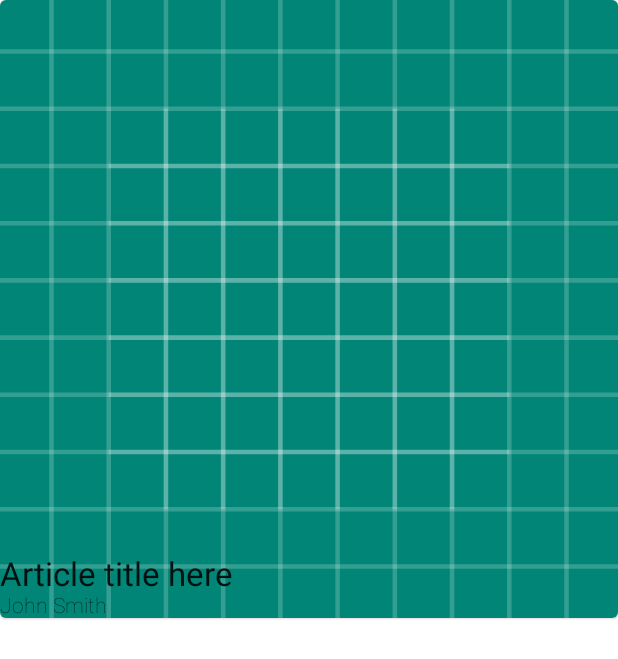
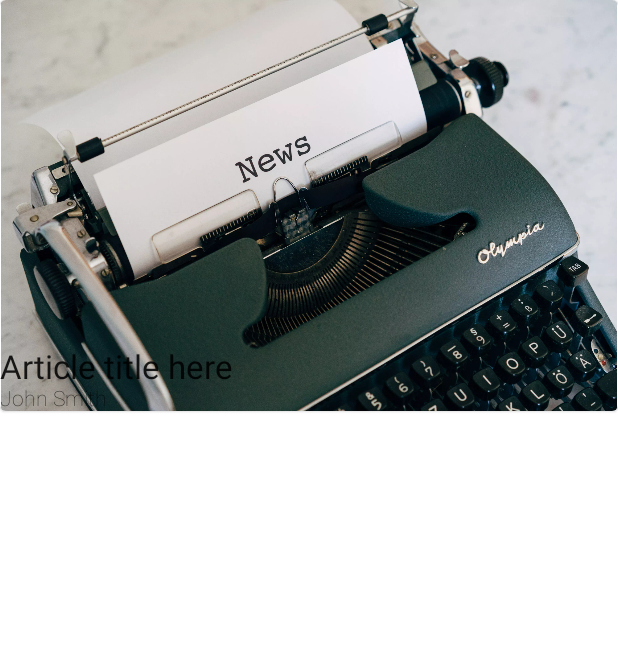
Before and after one commit to welshk91/Pheme, an Android app: the layout article_item.xml on its own in the app's theme, with its tools: preview values and no code run, on a phone screen of 412 x 824 dp. Shown: the top 659 px of the screen. Run offline under Robolectric (Android 15) with nearby library versions, the phone set to English and light mode, and no system bars.

Commit message:
Added minimum height for news articles. Added a placeholder image for when imageUrls are not available

```diff
--- a/app/src/main/java/com/welshk/pheme/model/Article.kt
+++ b/app/src/main/java/com/welshk/pheme/model/Article.kt
@@ -4,7 +4,7 @@ import com.google.gson.annotations.SerializedName
 
 data class Article(
     @SerializedName("author")
-    val author: String,
+    val author: String?,
     @SerializedName("content")
     val content: String,
     @SerializedName("description")
@@ -18,5 +18,5 @@ data class Article(
     @SerializedName("url")
     val url: String,
     @SerializedName("urlToImage")
-    val urlToImage: String
+    val urlToImage: String?
 )
--- a/app/src/main/java/com/welshk/pheme/model/Source.kt
+++ b/app/src/main/java/com/welshk/pheme/model/Source.kt
@@ -4,7 +4,7 @@ import com.google.gson.annotations.SerializedName
 
 data class Source(
     @SerializedName("id")
-    val id: Any,
+    val id: String?,
     @SerializedName("name")
     val name: String
 )
--- a/app/src/main/res/layout/article_item.xml
+++ b/app/src/main/res/layout/article_item.xml
@@ -7,7 +7,8 @@
 
     <androidx.constraintlayout.widget.ConstraintLayout
         android:layout_width="match_parent"
-        android:layout_height="wrap_content">
+        android:layout_height="wrap_content"
+        android:minHeight="@dimen/dashboardArticleMinHeight">
 
         <androidx.appcompat.widget.AppCompatImageView
             android:id="@+id/image"
@@ -19,7 +20,7 @@
             app:layout_constraintEnd_toEndOf="parent"
             app:layout_constraintTop_toTopOf="parent"
             app:layout_constraintBottom_toBottomOf="parent"
-            tools:src="@drawable/ic_launcher_background" />
+            tools:src="@drawable/markus_winkler_aid_xyrtlec_unsplash" />
 
         <TextView
             android:id="@+id/title"
--- a/app/src/main/res/values/dimens.xml
+++ b/app/src/main/res/values/dimens.xml
@@ -3,6 +3,7 @@
     <dimen name="dashboardArticleMarginTopBottom">18dp</dimen>
     <dimen name="dashboardArticleMarginSide">8dp</dimen>
 
+    <dimen name="dashboardArticleMinHeight">200dp</dimen>
     <dimen name="dashboardArticleTitle">22sp</dimen>
     <dimen name="dashboardArticleAuthor">14sp</dimen>
 </resources>
```
Also changed, not shown: app/src/main/java/com/welshk/pheme/app/DashboardAdapter.kt (+10 -4 lines), app/src/main/res/drawable-xxhdpi/markus_winkler_aid_xyrtlec_unsplash.webp (added), 1 other file.
